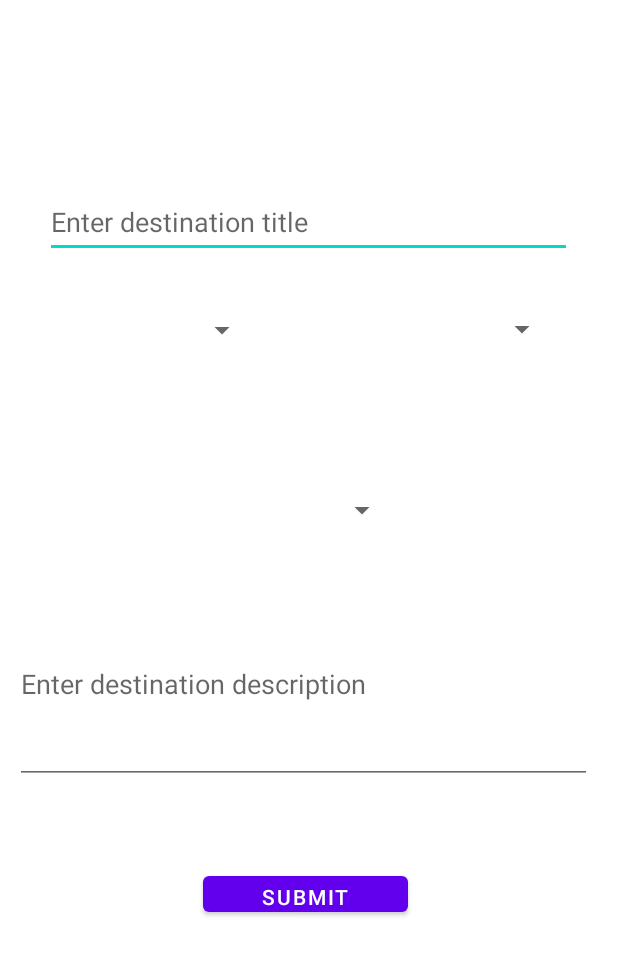
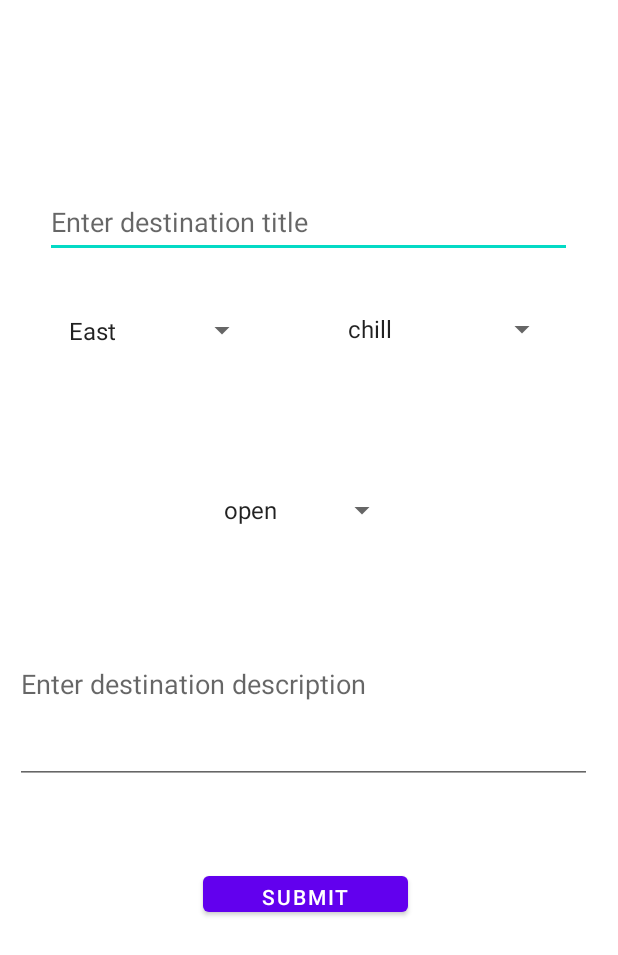
Before and after one commit to nedelchr/viaNatureRepo, an Android app: the layout activity_add_destination.xml on its own in the app's theme, with its tools: preview values and no code run, on a phone screen of 412 x 824 dp. Shown: the top 955 px of the screen. Run offline under Robolectric (Android 15) with nearby library versions, the phone set to English and light mode, and no system bars.

Commit message:
Destination population is working

```diff
--- a/app/src/main/java/com/example/vianature/RegisterUser.java
+++ b/app/src/main/java/com/example/vianature/RegisterUser.java
@@ -27,6 +27,7 @@ public class RegisterUser extends AppCompatActivity implements View.OnClickListe
     private TextView banner, registerUser;
     private EditText editTextFullName, editTextEmail, editTextPassword;
 
+
     @Override
     protected void onCreate(Bundle savedInstanceState) {
         super.onCreate(savedInstanceState);
@@ -51,7 +52,6 @@ public class RegisterUser extends AppCompatActivity implements View.OnClickListe
     @Override
     public void onClick(View v) {
         switch (v.getId()) {
-
             case R.id.registerUser:
                 registerUser();
                 break;
--- a/app/src/main/res/layout/activity_add_destination.xml
+++ b/app/src/main/res/layout/activity_add_destination.xml
@@ -24,7 +24,8 @@
         app:layout_constraintBottom_toBottomOf="parent"
         app:layout_constraintLeft_toLeftOf="parent"
         app:layout_constraintRight_toRightOf="parent"
-        app:layout_constraintTop_toTopOf="parent" />
+        app:layout_constraintTop_toTopOf="parent"
+        android:entries="@array/region"/>
 
     <Spinner
         android:id="@+id/spinner_hardness"
@@ -43,7 +44,8 @@
         app:layout_constraintBottom_toBottomOf="parent"
         app:layout_constraintLeft_toLeftOf="parent"
         app:layout_constraintRight_toRightOf="parent"
-        app:layout_constraintTop_toTopOf="parent" />
+        app:layout_constraintTop_toTopOf="parent"
+        android:entries="@array/hardness"/>
 
     <Spinner
         android:id="@+id/spinner_type"
@@ -59,7 +61,8 @@
         app:layout_constraintBottom_toBottomOf="parent"
         app:layout_constraintLeft_toLeftOf="parent"
         app:layout_constraintRight_toRightOf="parent"
-        app:layout_constraintTop_toTopOf="parent" />
+        app:layout_constraintTop_toTopOf="parent"
+        android:entries="@array/type"/>
 
     <EditText
         android:id="@+id/destTitle"
--- a/app/src/main/res/layout/activity_main.xml
+++ b/app/src/main/res/layout/activity_main.xml
@@ -12,9 +12,12 @@
         android:layout_width="wrap_content"
         android:layout_height="wrap_content"
         android:text="Home"
+        android:id="@+id/addDest"
         android:textSize="50dp"
         android:textStyle="bold"
         android:layout_centerInParent="true"/>
+
+
 
     <com.google.android.material.bottomnavigation.BottomNavigationView
         android:layout_width="match_parent"
--- a/app/src/main/res/values/strings.xml
+++ b/app/src/main/res/values/strings.xml
@@ -9,24 +9,24 @@
     <string name="forgot_password" />
     <string name="forgotpass">ForgotPass</string>
 
-    <string-array name="region">
+    <array name="region">
         <item>East</item>
         <item>West</item>
         <item>North</item>
         <item>South</item>
-    </string-array>
+    </array>
 
-    <string-array name="type">
+    <array name="type">
         <item>open</item>
         <item>rocks</item>
         <item>forest</item>
         <item>mountain</item>
-    </string-array>
+    </array>
 
-    <string-array name="hardness">
+    <array name="hardness">
         <item>chill</item>
         <item>medium</item>
         <item>extreme</item>
-    </string-array>
+    </array>
 
 </resources>
```
Also changed, not shown: app/build.gradle (+4 -4 lines), app/src/main/java/com/example/vianature/AddDestination.java (+48 -26 lines), app/src/main/java/com/example/vianature/Destination.java (+25 -1 lines), app/src/main/java/com/example/vianature/MainActivity.java (+18 -1 lines).
